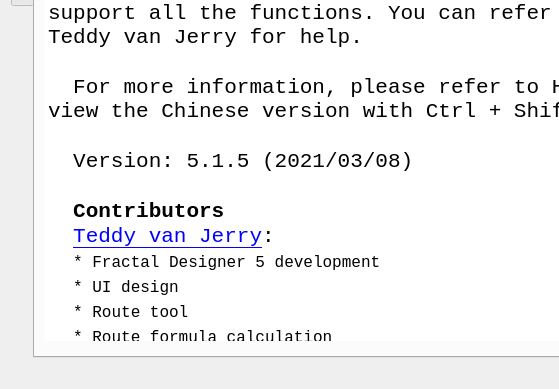
Old version of the form mainwindow.ui in the repository Teddy-van-Jerry/Fractal_Designer; both pictures show x 0 to 559 and y 311 to 700 of the 1000 by 700 pixel window.
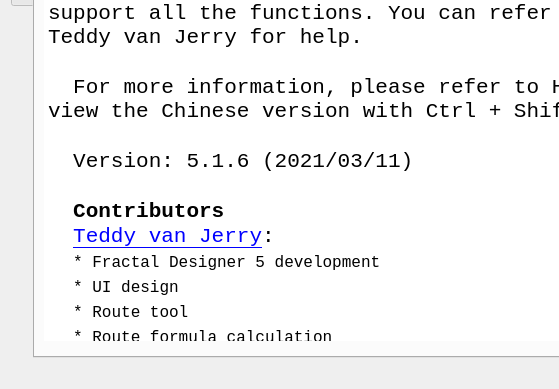
New version of the form. Icons and pictures are not drawn.

Commit message: Add one icon - 5.1.6

Patch:
```diff
--- a/mainwindow.ui
+++ b/mainwindow.ui
@@ -103,7 +103,7 @@
 &lt;p style=&quot;-qt-paragraph-type:empty; margin-top:0px; margin-bottom:0px; margin-left:0px; margin-right:0px; -qt-block-indent:0; text-indent:0px; font-size:16pt;&quot;&gt;&lt;br /&gt;&lt;/p&gt;
 &lt;p style=&quot; margin-top:0px; margin-bottom:0px; margin-left:0px; margin-right:0px; -qt-block-indent:0; text-indent:0px;&quot;&gt;&lt;span style=&quot; font-size:16pt;&quot;&gt;  For more information, please refer to Help (Ctrl + H) or view the Chinese version with Ctrl + Shift + H.&lt;/span&gt;&lt;/p&gt;
 &lt;p style=&quot;-qt-paragraph-type:empty; margin-top:0px; margin-bottom:0px; margin-left:0px; margin-right:0px; -qt-block-indent:0; text-indent:0px; font-size:16pt;&quot;&gt;&lt;br /&gt;&lt;/p&gt;
-&lt;p style=&quot; margin-top:0px; margin-bottom:0px; margin-left:0px; margin-right:0px; -qt-block-indent:0; text-indent:0px;&quot;&gt;&lt;span style=&quot; font-size:16pt;&quot;&gt;  Version: 5.1.5 (2021/03/08)&lt;/span&gt;&lt;/p&gt;
+&lt;p style=&quot; margin-top:0px; margin-bottom:0px; margin-left:0px; margin-right:0px; -qt-block-indent:0; text-indent:0px;&quot;&gt;&lt;span style=&quot; font-size:16pt;&quot;&gt;  Version: 5.1.6 (2021/03/11)&lt;/span&gt;&lt;/p&gt;
 &lt;p style=&quot;-qt-paragraph-type:empty; margin-top:0px; margin-bottom:0px; margin-left:0px; margin-right:0px; -qt-block-indent:0; text-indent:0px; font-family:'SimSun'; font-size:16pt;&quot;&gt;&lt;br /&gt;&lt;/p&gt;
 &lt;p style=&quot; margin-top:0px; margin-bottom:0px; margin-left:0px; margin-right:0px; -qt-block-indent:0; text-indent:0px;&quot;&gt;&lt;span style=&quot; font-family:'SimSun'; font-size:16pt;&quot;&gt;  &lt;/span&gt;&lt;span style=&quot; font-family:'SimSun'; font-size:16pt; font-weight:600;&quot;&gt;Contributors&lt;/span&gt;&lt;/p&gt;
 &lt;p style=&quot; margin-top:0px; margin-bottom:0px; margin-left:0px; margin-right:0px; -qt-block-indent:0; text-indent:0px;&quot;&gt;&lt;span style=&quot; font-family:'SimSun'; font-size:16pt;&quot;&gt;  &lt;/span&gt;&lt;a href=&quot;https://blog.csdn.net/weixin_50012998&quot;&gt;&lt;span style=&quot; font-family:'SimSun'; font-size:16pt; text-decoration: underline; color:#0000ff;&quot;&gt;Teddy van Jerry&lt;/span&gt;&lt;/a&gt;&lt;span style=&quot; font-family:'SimSun'; font-size:16pt;&quot;&gt;:&lt;/span&gt;&lt;/p&gt;
```
Left out of the diff: 6 changed lines with no effect on the pictures. The commit also changes 2 other files.
